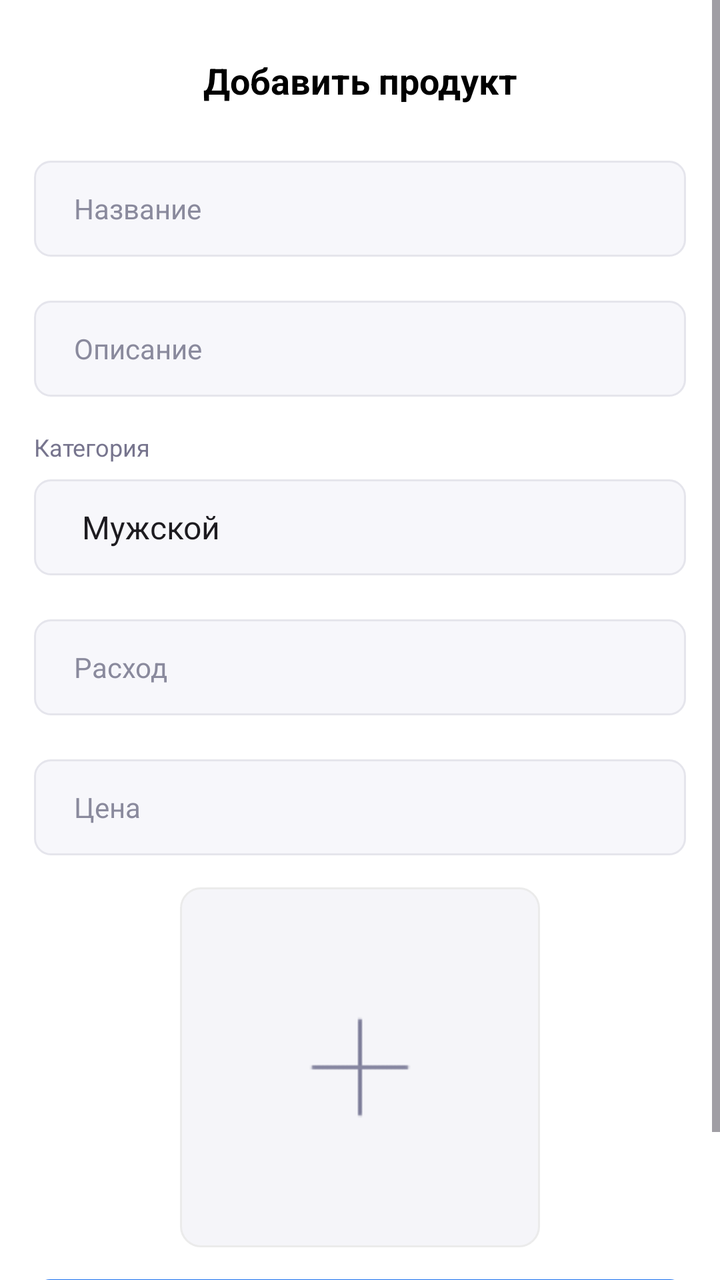
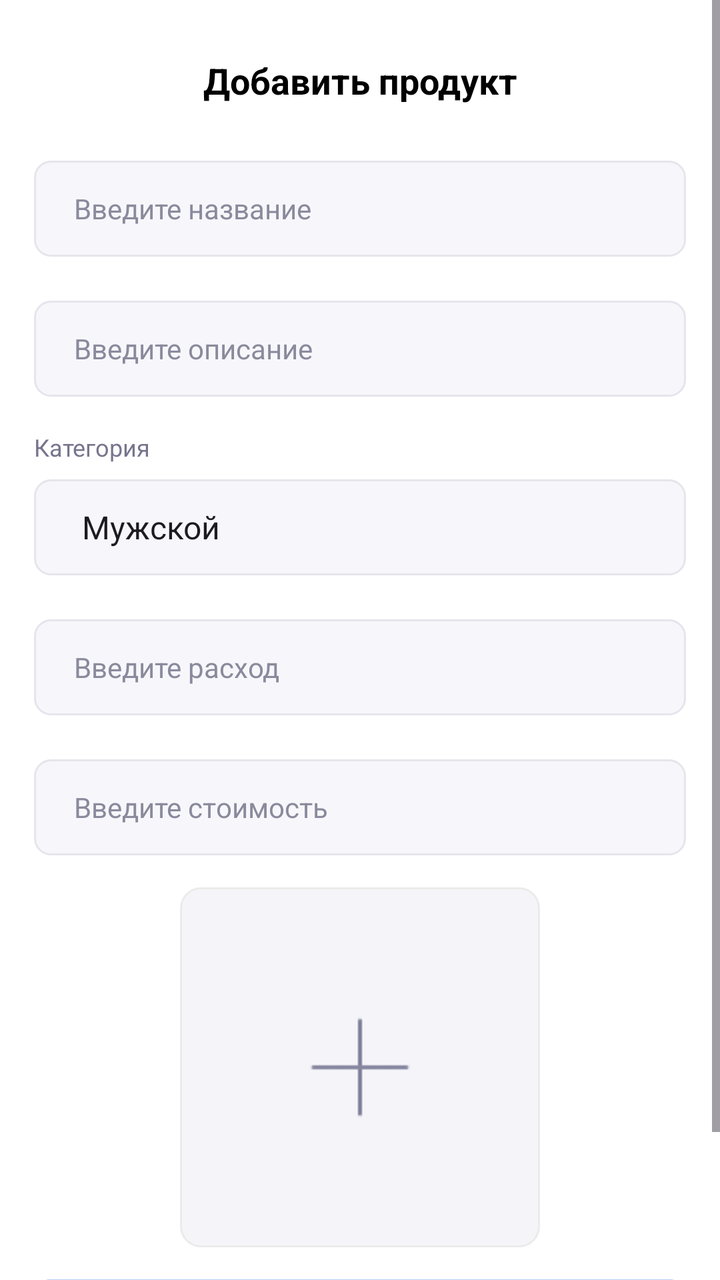

Two renders of the same Android screen: before a commit and after it. Below are the layout's source before the change and the commit's diff.
<!-- AndroidManifest.xml: application theme Theme.Pr1920_03 -->
<!-- res/layout/activity_product.xml -->
<?xml version="1.0" encoding="utf-8"?>
<ScrollView xmlns:android="http://schemas.android.com/apk/res/android"
    xmlns:tools="http://schemas.android.com/tools"
    android:id="@+id/main"
    android:layout_width="match_parent"
    android:layout_height="match_parent"
    android:background="@color/white"
    android:fillViewport="true"
    tools:context=".presentations.ProductActivity">

    <LinearLayout
        android:layout_width="match_parent"
        android:layout_height="wrap_content"
        android:orientation="vertical"
        android:paddingStart="17dp"
        android:paddingTop="28dp"
        android:paddingEnd="17dp"
        android:paddingBottom="40dp">

        <TextView
            android:id="@+id/tvProductTitle"
            android:layout_width="match_parent"
            android:layout_height="wrap_content"
            android:gravity="center"
            android:text="Добавить продукт"
            android:textColor="@color/black"
            android:textSize="18sp"
            android:textStyle="bold" />

        <EditText
            android:id="@+id/etProductName"
            android:layout_width="match_parent"
            android:layout_height="48dp"
            android:layout_marginTop="28dp"
            android:background="@drawable/product_field_background"
            android:hint="Название"
            android:inputType="textCapSentences"
            android:maxLines="1"
            android:paddingStart="20dp"
            android:paddingEnd="20dp"
            android:textColor="#151515"
            android:textColorHint="#8A8A9D"
            android:textSize="14sp" />

        <EditText
            android:id="@+id/etProductDescription"
            android:layout_width="match_parent"
            android:layout_height="48dp"
            android:layout_marginTop="22dp"
            android:background="@drawable/product_field_background"
            android:hint="Описание"
            android:inputType="textCapSentences"
            android:maxLines="1"
            android:paddingStart="20dp"
            android:paddingEnd="20dp"
            android:textColor="#151515"
            android:textColorHint="#8A8A9D"
            android:textSize="14sp" />

        <TextView
            android:id="@+id/tvProductCategory"
            android:layout_width="match_parent"
            android:layout_height="wrap_content"
            android:layout_marginTop="17dp"
            android:text="Категория"
            android:textColor="#77758E"
            android:textSize="12sp" />

        <androidx.appcompat.widget.AppCompatSpinner
            android:id="@+id/spProductCategory"
            android:layout_width="match_parent"
            android:layout_height="48dp"
            android:layout_marginTop="8dp"
            android:background="@drawable/product_field_background"
            android:entries="@array/genders"
            android:paddingStart="16dp"
            android:paddingEnd="16dp"
            android:popupBackground="@color/white" />

        <EditText
            android:id="@+id/etProductExpenditure"
            android:layout_width="match_parent"
            android:layout_height="48dp"
            android:layout_marginTop="22dp"
            android:background="@drawable/product_field_background"
            android:hint="Расход"
            android:inputType="text"
            android:maxLines="1"
            android:paddingStart="20dp"
            android:paddingEnd="20dp"
            android:textColor="#151515"
            android:textColorHint="#8A8A9D"
            android:textSize="14sp" />

        <EditText
            android:id="@+id/etProductPrice"
            android:layout_width="match_parent"
            android:layout_height="48dp"
            android:layout_marginTop="22dp"
            android:background="@drawable/product_field_background"
            android:hint="Цена"
            android:inputType="number"
            android:maxLines="1"
            android:paddingStart="20dp"
            android:paddingEnd="20dp"
            android:textColor="#151515"
            android:textColorHint="#8A8A9D"
            android:textSize="14sp" />

        <ImageView
            android:id="@+id/ivProductImage"
            android:layout_width="180dp"
            android:layout_height="180dp"
            android:layout_gravity="center_horizontal"
            android:layout_marginTop="16dp"
            android:background="@drawable/background_big_plus"
            android:contentDescription="Добавить изображение товара"
            android:scaleType="centerCrop" />

        <androidx.appcompat.widget.AppCompatButton
            android:id="@+id/bthProductConfirm"
            android:layout_width="match_parent"
            android:layout_height="44dp"
            android:layout_marginTop="16dp"
            android:background="@drawable/product_primary_button_background"
            android:stateListAnimator="@null"
            android:text="Подтвердить"
            android:textAllCaps="false"
            android:textColor="@color/white"
            android:textSize="12sp"
            android:textStyle="bold" />

    </LinearLayout>

</ScrollView>
<!-- resources referenced by this layout -->
<resources>
  <string-array name="genders">
          <item>Мужской</item>
          <item>Женский</item>
          <item>Унисекс</item>
      </string-array>
  <color name="black">#FF000000</color>
  <color name="white">#FFFFFFFF</color>
  <!-- drawable background_big_plus (drawable) -->
  <?xml version="1.0" encoding="utf-8"?>
  <layer-list xmlns:android="http://schemas.android.com/apk/res/android">
  
      <item>
  
          <shape>
  
              <solid android:color="#F5F5F9"/>
              <corners android:radius="10dp"/>
              <stroke android:width="1dp" android:color="#EBEBEB"/>
  
          </shape>
  
      </item>
  
      <item
          android:drawable="@drawable/ic_big_plus"
          android:width="80dp"
          android:height="80dp"
          android:gravity="center"/>
  
  </layer-list>
  <!-- drawable product_field_background (drawable) -->
  <?xml version="1.0" encoding="utf-8"?>
  <shape xmlns:android="http://schemas.android.com/apk/res/android">
      <solid android:color="#F7F7FB" />
      <stroke
          android:width="1dp"
          android:color="#E5E5EC" />
      <corners android:radius="8dp" />
  </shape>
  <!-- drawable product_primary_button_background (drawable) -->
  <?xml version="1.0" encoding="utf-8"?>
  <selector xmlns:android="http://schemas.android.com/apk/res/android">
      <item android:state_enabled="false">
          <shape>
              <solid android:color="#B8CBF8" />
              <corners android:radius="8dp" />
          </shape>
      </item>
      <item>
          <shape>
              <solid android:color="#1A6FEE" />
              <corners android:radius="8dp" />
          </shape>
      </item>
  </selector>
  <style name="Theme.Pr1920_03" parent="Base.Theme.Pr1920_03" />
  <!-- drawable ic_big_plus: png bitmap (drawable, 392 bytes) -->
  <style name="Base.Theme.Pr1920_03" parent="Theme.Material3.DayNight.NoActionBar">
          
          
      </style>
</resources>

<!-- the commit's change to res/layout/activity_product.xml (unified diff, before → after) -->
@@ -33,7 +33,7 @@
             android:layout_height="48dp"
             android:layout_marginTop="28dp"
             android:background="@drawable/product_field_background"
-            android:hint="Название"
+            android:hint="Введите название"
             android:inputType="textCapSentences"
             android:maxLines="1"
             android:paddingStart="20dp"
@@ -48,7 +48,7 @@
             android:layout_height="48dp"
             android:layout_marginTop="22dp"
             android:background="@drawable/product_field_background"
-            android:hint="Описание"
+            android:hint="Введите описание"
             android:inputType="textCapSentences"
             android:maxLines="1"
             android:paddingStart="20dp"
@@ -83,7 +83,7 @@
             android:layout_height="48dp"
             android:layout_marginTop="22dp"
             android:background="@drawable/product_field_background"
-            android:hint="Расход"
+            android:hint="Введите расход"
             android:inputType="text"
             android:maxLines="1"
             android:paddingStart="20dp"
@@ -98,7 +98,7 @@
             android:layout_height="48dp"
             android:layout_marginTop="22dp"
             android:background="@drawable/product_field_background"
-            android:hint="Цена"
+            android:hint="Введите стоимость"
             android:inputType="number"
             android:maxLines="1"
             android:paddingStart="20dp"
@@ -123,6 +123,7 @@
             android:layout_height="44dp"
             android:layout_marginTop="16dp"
             android:background="@drawable/product_primary_button_background"
+            android:enabled="false"
             android:stateListAnimator="@null"
             android:text="Подтвердить"
             android:textAllCaps="false"
